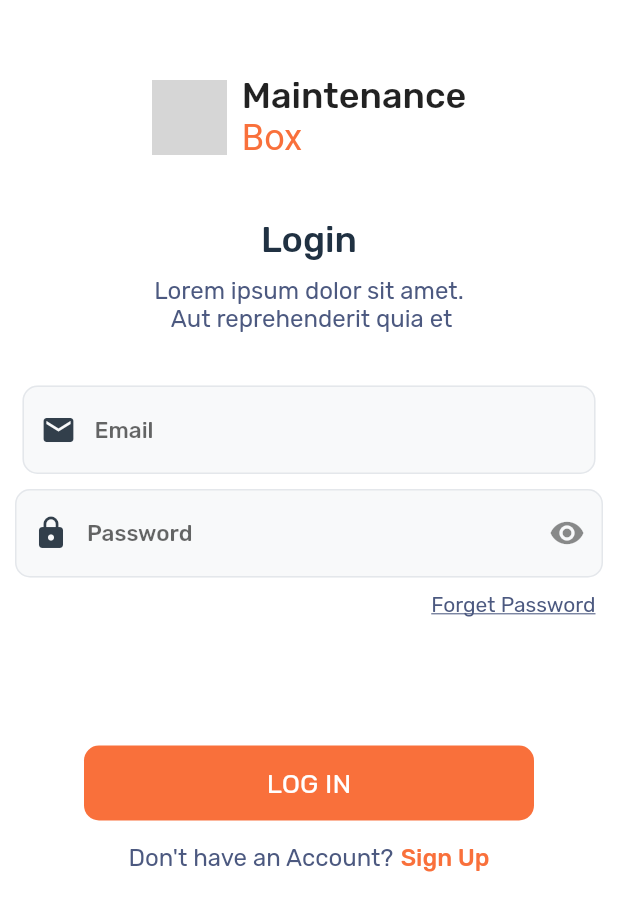
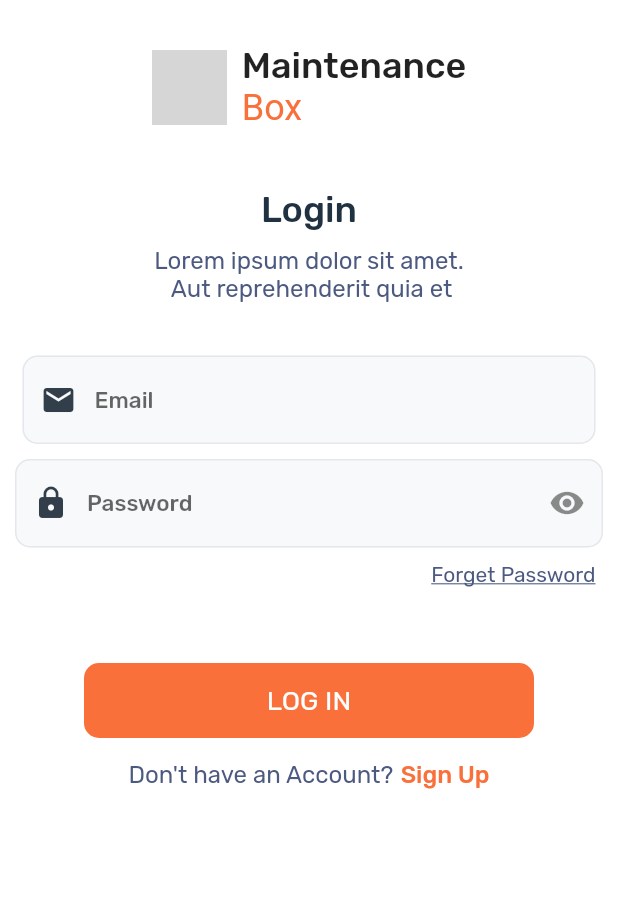
Before and after one commit to FahadMehboob/Login-App, a Flutter app: the screen it shows after launch, on a phone screen of 412 x 824 dp. Shown: the top 911 px of the screen. Run offline on Flutter 3.47's test engine with Material 2 defaults, Android fonts, the phone set to English and light mode, and no system bars; Roboto replaces fonts that are missing (Rubic Medium); grey boxes are pictures that could not be loaded.

Commit message:
Second Commit

```diff
--- a/lib/main.dart
+++ b/lib/main.dart
@@ -17,7 +17,7 @@ class MyApp extends StatelessWidget {
         body: SafeArea(
           child: Column(
             children: [
-              const SizedBox(height: 50),
+              const SizedBox(height: 30),
               Row(
                 mainAxisAlignment: MainAxisAlignment.center,
                 children: [
@@ -170,7 +170,7 @@ class MyApp extends StatelessWidget {
                 ),
               ),
               const SizedBox(
-                height: 85,
+                height: 50,
               ),
               Container(
                 height: 50,
```
